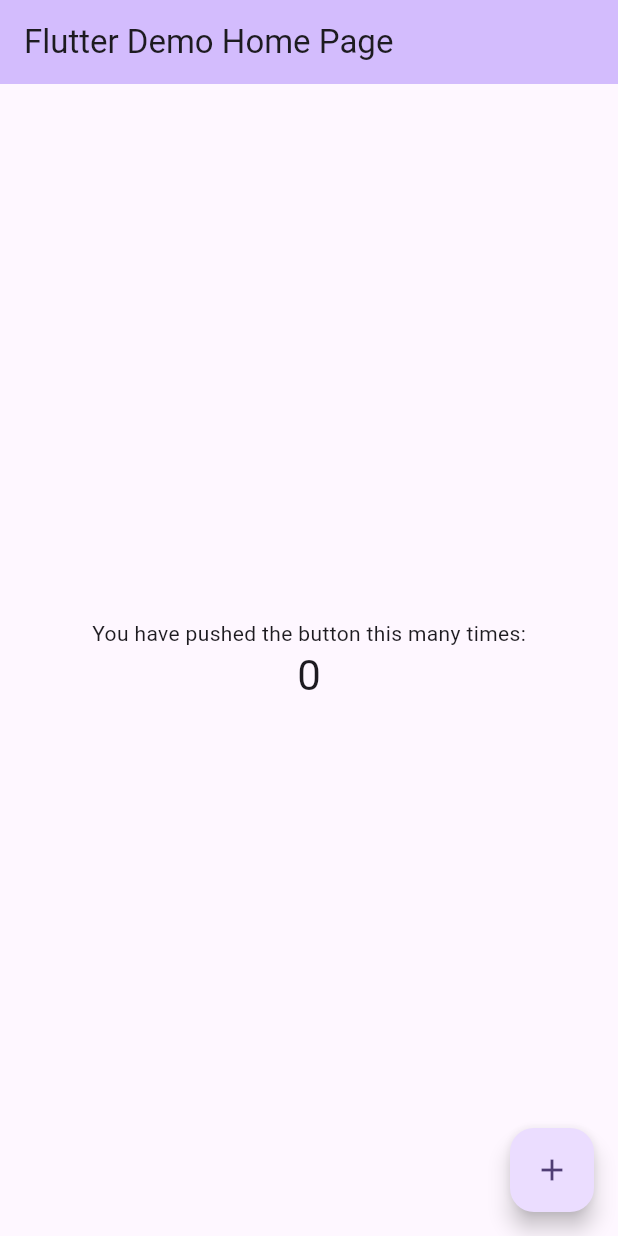
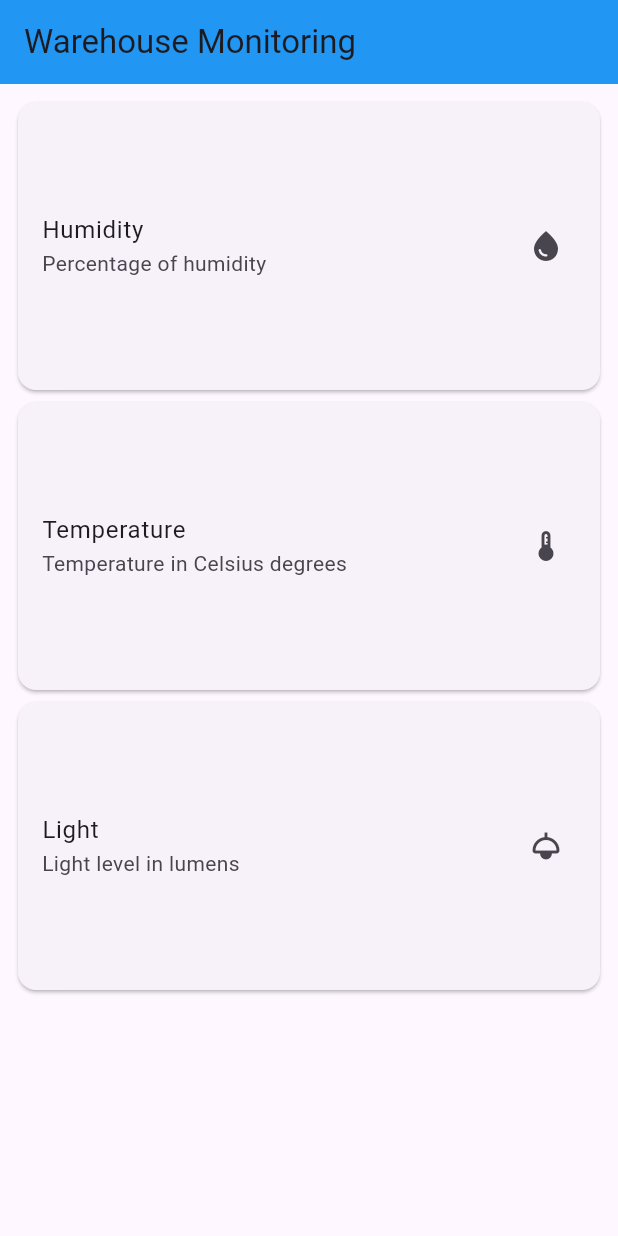
Before and after one commit to franciscomcsousa/WareSmart, a Flutter app: the screen it shows after launch, on a phone screen of 412 x 824 dp. Run offline on Flutter 3.47's test engine with Material 3 defaults, Android fonts, the phone set to English and light mode, and no system bars.

Commit message:
Start of the flutter application

```diff
--- a/frontend/application/lib/main.dart
+++ b/frontend/application/lib/main.dart
@@ -1,125 +1,62 @@
 import 'package:flutter/material.dart';
 
 void main() {
-  runApp(const MyApp());
+  runApp(MyApp());
 }
 
 class MyApp extends StatelessWidget {
   const MyApp({super.key});
 
-  // This widget is the root of your application.
   @override
   Widget build(BuildContext context) {
     return MaterialApp(
-      title: 'Flutter Demo',
-      theme: ThemeData(
-        // This is the theme of your application.
-        //
-        // TRY THIS: Try running your application with "flutter run". You'll see
-        // the application has a blue toolbar. Then, without quitting the app,
-        // try changing the seedColor in the colorScheme below to Colors.green
-        // and then invoke "hot reload" (save your changes or press the "hot
-        // reload" button in a Flutter-supported IDE, or press "r" if you used
-        // the command line to start the app).
-        //
-        // Notice that the counter didn't reset back to zero; the application
-        // state is not lost during the reload. To reset the state, use hot
-        // restart instead.
-        //
-        // This works for code too, not just values: Most code changes can be
-        // tested with just a hot reload.
-        colorScheme: ColorScheme.fromSeed(seedColor: Colors.deepPurple),
-        useMaterial3: true,
+      home: Scaffold(
+        appBar: AppBar(
+          backgroundColor: Colors.blue,
+          title: const Text('Warehouse Monitoring'),
+        ),
+        body: ListViewHome(),
       ),
-      home: const MyHomePage(title: 'Flutter Demo Home Page'),
     );
   }
 }
 
-class MyHomePage extends StatefulWidget {
-  const MyHomePage({super.key, required this.title});
+class ListViewHome extends StatelessWidget {
+  ListViewHome({super.key});
 
-  // This widget is the home page of your application. It is stateful, meaning
-  // that it has a State object (defined below) that contains fields that affect
-  // how it looks.
+  final titles = ["Humidity", "Temperature", "Light"];
 
-  // This class is the configuration for the state. It holds the values (in this
-  // case the title) provided by the parent (in this case the App widget) and
-  // used by the build method of the State. Fields in a Widget subclass are
-  // always marked "final".
+  final subtitles = [
+    "Percentage of humidity",
+    "Temperature in Celsius degrees",
+    "Light level in lumens"
+  ];
 
-  final String title;
-
-  @override
-  State<MyHomePage> createState() => _MyHomePageState();
-}
-
-class _MyHomePageState extends State<MyHomePage> {
-  int _counter = 0;
-
-  void _incrementCounter() {
-    setState(() {
-      // This call to setState tells the Flutter framework that something has
-      // changed in this State, which causes it to rerun the build method below
-      // so that the display can reflect the updated values. If we changed
-      // _counter without calling setState(), then the build method would not be
-      // called again, and so nothing would appear to happen.
-      _counter++;
-    });
-  }
+  final icons = [Icons.water_drop, Icons.thermostat, Icons.light];
 
   @override
   Widget build(BuildContext context) {
-    // This method is rerun every time setState is called, for instance as done
-    // by the _incrementCounter method above.
-    //
-    // The Flutter framework has been optimized to make rerunning build methods
-    // fast, so that you can just rebuild anything that needs updating rather
-    // than having to individually change instances of widgets.
-    return Scaffold(
-      appBar: AppBar(
-        // TRY THIS: Try changing the color here to a specific color (to
-        // Colors.amber, perhaps?) and trigger a hot reload to see the AppBar
-        // change color while the other colors stay the same.
-        backgroundColor: Theme.of(context).colorScheme.inversePrimary,
-        // Here we take the value from the MyHomePage object that was created by
-        // the App.build method, and use it to set our appbar title.
-        title: Text(widget.title),
-      ),
-      body: Center(
-        // Center is a layout widget. It takes a single child and positions it
-        // in the middle of the parent.
-        child: Column(
-          // Column is also a layout widget. It takes a list of children and
-          // arranges them vertically. By default, it sizes itself to fit its
-          // children horizontally, and tries to be as tall as its parent.
-          //
-          // Column has various properties to control how it sizes itself and
-          // how it positions its children. Here we use mainAxisAlignment to
-          // center the children vertically; the main axis here is the vertical
-          // axis because Columns are vertical (the cross axis would be
-          // horizontal).
-          //
-          // TRY THIS: Invoke "debug painting" (choose the "Toggle Debug Paint"
-          // action in the IDE, or press "p" in the console), to see the
-          // wireframe for each widget.
-          mainAxisAlignment: MainAxisAlignment.center,
-          children: <Widget>[
-            const Text(
-              'You have pushed the button this many times:',
+    return ListView.builder(
+      padding: const EdgeInsets.all(8),
+      scrollDirection: Axis.vertical,
+      itemCount: titles.length,
+      itemBuilder: (context, index) {
+        return InkWell(
+          onTap: () => print("Pressed " + titles[index]),
+          child: Container(
+            height: 200,
+            child: Card(
+              child: Center(
+                child: ListTile(
+                  title: Text(titles[index]),
+                  subtitle: Text(subtitles[index], textAlign: TextAlign.left),
+                  trailing: Icon(icons[index]),
+                ),
+              ),
             ),
-            Text(
-              '$_counter',
-              style: Theme.of(context).textTheme.headlineMedium,
-            ),
-          ],
-        ),
-      ),
-      floatingActionButton: FloatingActionButton(
-        onPressed: _incrementCounter,
-        tooltip: 'Increment',
-        child: const Icon(Icons.add),
-      ), // This trailing comma makes auto-formatting nicer for build methods.
+          ),
+        );
+      },
     );
   }
 }
```
